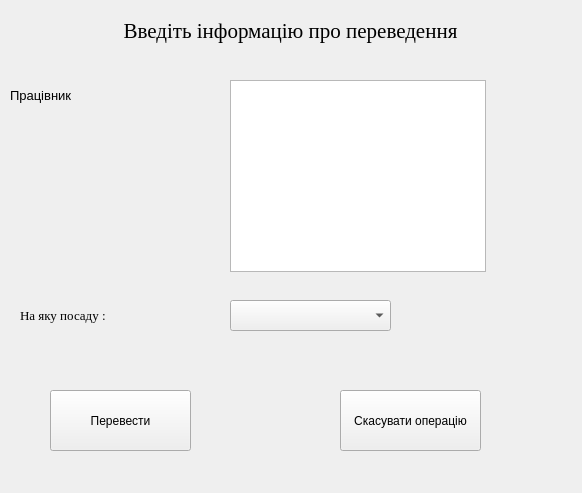
Artem-Chabanovskiy/Course_Work, file moveposotionwindow.ui: the form before one commit.
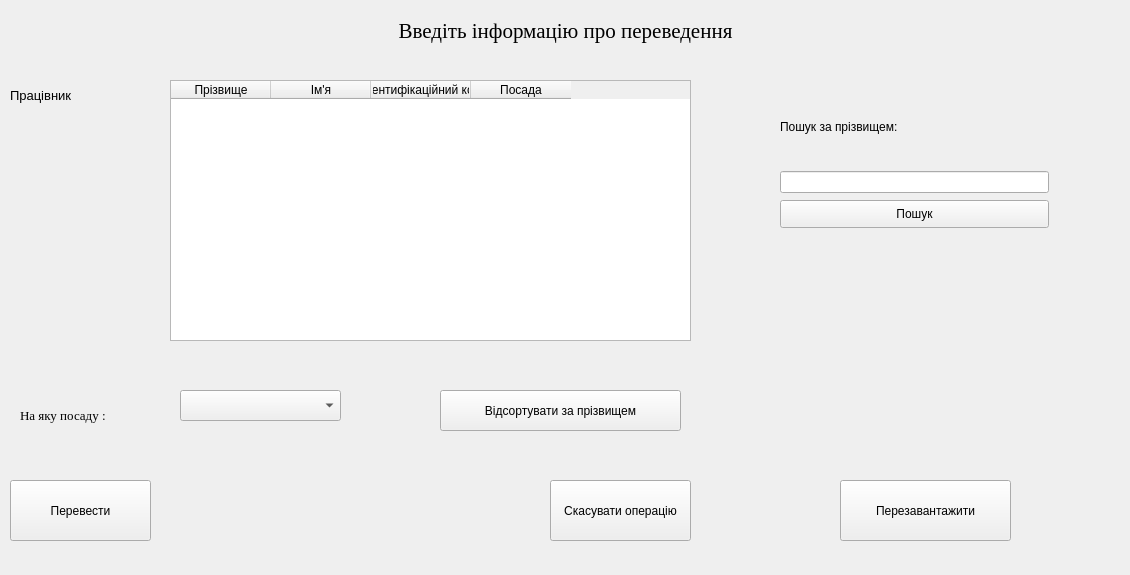
The form after the commit.

Diff of the .ui file:
```diff
--- a/moveposotionwindow.ui
+++ b/moveposotionwindow.ui
@@ -6,8 +6,8 @@
    <rect>
     <x>0</x>
     <y>0</y>
-    <width>582</width>
-    <height>493</height>
+    <width>1130</width>
+    <height>575</height>
    </rect>
   </property>
   <property name="windowTitle">
@@ -18,7 +18,7 @@
     <rect>
      <x>10</x>
      <y>10</y>
-     <width>561</width>
+     <width>1111</width>
      <height>41</height>
     </rect>
    </property>
@@ -53,22 +53,12 @@
     <string>Працівник</string>
    </property>
   </widget>
-  <widget class="QListWidget" name="cadr_list">
-   <property name="geometry">
-    <rect>
-     <x>230</x>
-     <y>80</y>
-     <width>256</width>
-     <height>192</height>
-    </rect>
-   </property>
-  </widget>
   <widget class="QLabel" name="position_lb">
    <property name="geometry">
     <rect>
      <x>20</x>
-     <y>300</y>
-     <width>181</width>
+     <y>400</y>
+     <width>121</width>
      <height>31</height>
     </rect>
    </property>
@@ -85,8 +75,8 @@
   <widget class="QComboBox" name="position_cb">
    <property name="geometry">
     <rect>
-     <x>230</x>
-     <y>300</y>
+     <x>180</x>
+     <y>390</y>
      <width>161</width>
      <height>31</height>
     </rect>
@@ -95,8 +85,8 @@
   <widget class="QPushButton" name="move_button">
    <property name="geometry">
     <rect>
-     <x>50</x>
-     <y>390</y>
+     <x>10</x>
+     <y>480</y>
      <width>141</width>
      <height>61</height>
     </rect>
@@ -108,8 +98,8 @@
   <widget class="QPushButton" name="cansel_button">
    <property name="geometry">
     <rect>
-     <x>340</x>
-     <y>390</y>
+     <x>550</x>
+     <y>480</y>
      <width>141</width>
      <height>61</height>
     </rect>
@@ -118,6 +108,111 @@
     <string>Скасувати операцію</string>
    </property>
   </widget>
+  <widget class="QTableWidget" name="contr_move_po_tb">
+   <property name="geometry">
+    <rect>
+     <x>170</x>
+     <y>80</y>
+     <width>521</width>
+     <height>261</height>
+    </rect>
+   </property>
+   <column>
+    <property name="text">
+     <string>Прізвище</string>
+    </property>
+   </column>
+   <column>
+    <property name="text">
+     <string>Ім'я</string>
+    </property>
+   </column>
+   <column>
+    <property name="text">
+     <string>Ідентифікаційний код</string>
+    </property>
+   </column>
+   <column>
+    <property name="text">
+     <string>Посада</string>
+    </property>
+   </column>
+  </widget>
+  <widget class="QPushButton" name="position_move_sort_bt">
+   <property name="geometry">
+    <rect>
+     <x>440</x>
+     <y>390</y>
+     <width>241</width>
+     <height>41</height>
+    </rect>
+   </property>
+   <property name="text">
+    <string>Відсортувати за прізвищем</string>
+   </property>
+  </widget>
+  <widget class="QPushButton" name="refresh_bt">
+   <property name="geometry">
+    <rect>
+     <x>840</x>
+     <y>480</y>
+     <width>171</width>
+     <height>61</height>
+    </rect>
+   </property>
+   <property name="text">
+    <string>Перезавантажити</string>
+   </property>
+  </widget>
+  <widget class="QPushButton" name="search_contr_to_st_bt">
+   <property name="geometry">
+    <rect>
+     <x>780</x>
+     <y>200</y>
+     <width>269</width>
+     <height>28</height>
+    </rect>
+   </property>
+   <property name="text">
+    <string>Пошук</string>
+   </property>
+  </widget>
+  <widget class="QLabel" name="search_contr_to_st_lb">
+   <property name="geometry">
+    <rect>
+     <x>780</x>
+     <y>89</y>
+     <width>269</width>
+     <height>75</height>
+    </rect>
+   </property>
+   <property name="text">
+    <string>Пошук за прізвищем:</string>
+   </property>
+  </widget>
+  <widget class="QLineEdit" name="search_contr_to_st_edit">
+   <property name="geometry">
+    <rect>
+     <x>780</x>
+     <y>171</y>
+     <width>269</width>
+     <height>22</height>
+    </rect>
+   </property>
+  </widget>
+  <widget class="QLabel" name="error_label">
+   <property name="geometry">
+    <rect>
+     <x>780</x>
+     <y>290</y>
+     <width>231</width>
+     <height>101</height>
+    </rect>
+   </property>
+   <property name="text">
+    <string/>
+   </property>
+  </widget>
  </widget>
  <resources/>
  <connections/>
```
